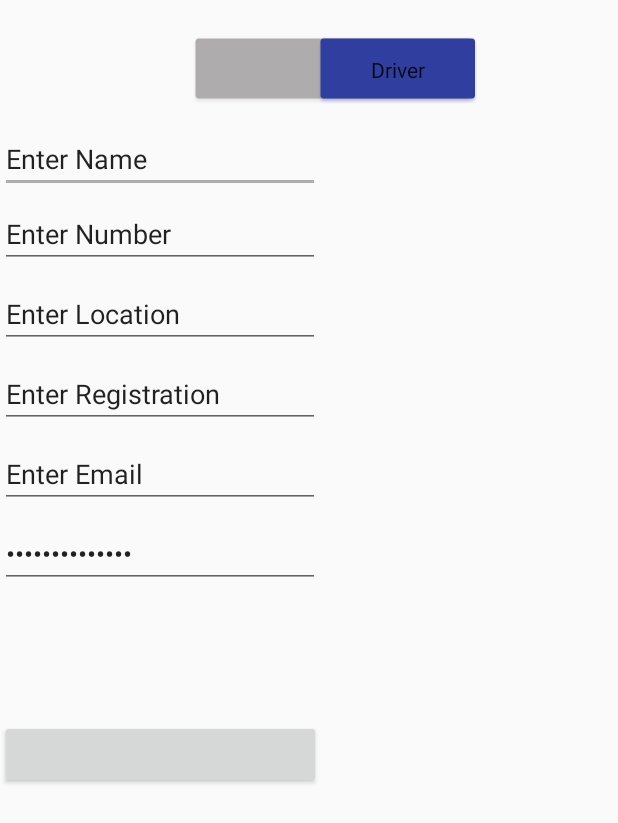
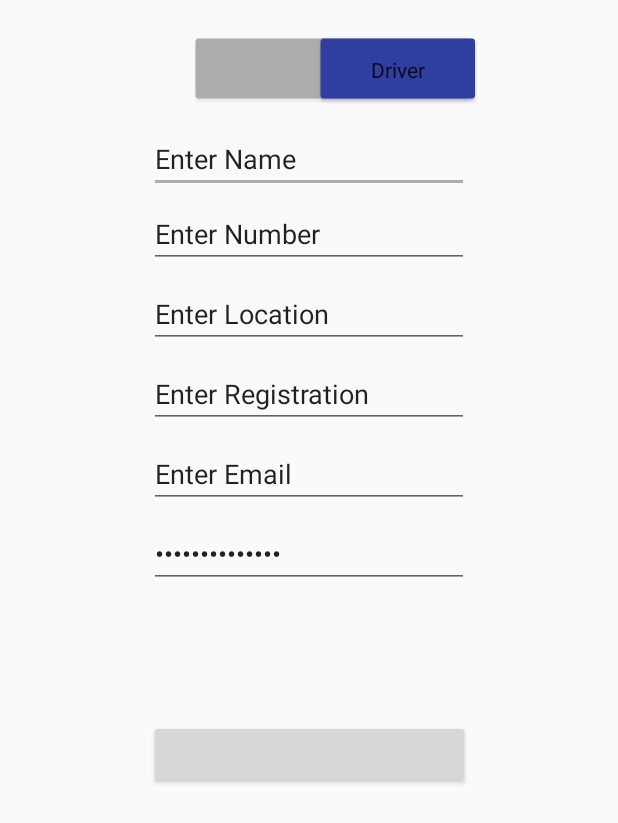
Before and after one commit to mhamwala/EnterpriseDonut, an Android app: the sign_up_driver screen opened directly, with no data from a screen before it, after a tap on an icon or button, on a phone screen of 412 x 824 dp. Shown: the top 823 px of the screen. Run offline under Robolectric (Android 15) with nearby library versions, the phone set to English and light mode, and no system bars; our stand-ins replace Firebase (no records; nobody signed in at launch, a user with empty details on screens opened directly).

Commit message:
Changed User Values
Phone number is now a string so leading zeroes are kept, boolean introduced to decide whether a user is a driver or not.

```diff
--- a/app/src/main/java/uk/ac/tees/q5113445live/enterpriseproject2/User.java
+++ b/app/src/main/java/uk/ac/tees/q5113445live/enterpriseproject2/User.java
@@ -12,47 +12,52 @@ public class User
     String regNumber;
     boolean driver = false;
 
-    double number;
+    String number;
 
-    public double getNumber() {
-        return number;
-    }
 
-    public void setNumber(double number) {
-        this.number = number;
-    }
+
 
     User()
     {
         name = "";
         email = "";
         location ="";
-        number = 0;
+        number = "";
         regNumber = "";
     }
-    User(String n, String e, String l,  int num)
+    User(String n, String e, String l,  String num)
     {
         name= n;
-        email =e;
+        email = e;
         location = l;
         number = num;
         regNumber = "";
         driver = false;
     }
-    User(String n, String e, String l,  int num, String reg)
+    User(String n, String e, String l,  String num, String reg)
     {
         name= n;
-        email =e;
+        email = e;
         location = l;
         number = num;
         regNumber = reg;
         driver = true;
     }
 
+    public String getNumber()
+    {
+        return number;
+    }
+
+    public void setNumber(String number)
+    {
+        this.number = number;
+    }
     public String getRegNumber()
     {
         return regNumber;
     }
+
 
     public void setRegNumber(String regNumber)
     {
--- a/app/src/main/java/uk/ac/tees/q5113445live/enterpriseproject2/sign_up_driver.java
+++ b/app/src/main/java/uk/ac/tees/q5113445live/enterpriseproject2/sign_up_driver.java
@@ -68,13 +68,14 @@ public class sign_up_driver extends AppCompatActivity
                 {
                       try
                       {
-                          User user = new User();
-                          user.setEmail( emailEdit.getText().toString());
-                          user.setName(nameEdit.getText().toString());
-                          user.setLocation(locEdit.getText().toString());
-                          double number = Double.parseDouble(numEdit.getText().toString());
-                          user.setNumber(number);
-                          user.setRegNumber(regEdit.getText().toString());
+                          User user = new User
+                          (
+                              nameEdit.getText().toString(),
+                              emailEdit.getText().toString(),
+                              locEdit.getText().toString(),
+                              numEdit.getText().toString(),
+                              regEdit.getText().toString()
+                          );
                           String password = passEdit.getText().toString();
                           createAccount(user, password);
                       }
--- a/app/src/main/res/layout/activity_driver_sign_up.xml
+++ b/app/src/main/res/layout/activity_driver_sign_up.xml
@@ -10,36 +10,45 @@
         android:id="@+id/enterName"
         android:layout_width="wrap_content"
         android:layout_height="wrap_content"
+        android:layout_marginEnd="8dp"
+        android:layout_marginStart="8dp"
         android:layout_marginTop="8dp"
         android:ems="10"
         android:inputType="textPersonName"
         android:text="Enter Name"
+        app:layout_constraintEnd_toEndOf="parent"
+        app:layout_constraintStart_toStartOf="parent"
         app:layout_constraintTop_toBottomOf="@+id/userSwitch"
-        tools:layout_editor_absoluteX="99dp"
         tools:text="@string/full_name" />
 
     <EditText
         android:id="@+id/enterEmail"
         android:layout_width="wrap_content"
         android:layout_height="wrap_content"
+        android:layout_marginEnd="8dp"
+        android:layout_marginStart="8dp"
         android:layout_marginTop="8dp"
         android:ems="10"
         android:inputType="textEmailAddress"
         android:text="Enter Email"
+        app:layout_constraintEnd_toEndOf="parent"
+        app:layout_constraintStart_toStartOf="parent"
         app:layout_constraintTop_toBottomOf="@+id/enterReg"
-        tools:layout_editor_absoluteX="99dp"
         tools:text="@string/enter_email" />
 
     <EditText
         android:id="@+id/enterPass"
         android:layout_width="wrap_content"
         android:layout_height="wrap_content"
+        android:layout_marginEnd="8dp"
+        android:layout_marginStart="8dp"
         android:layout_marginTop="8dp"
         android:ems="10"
         android:inputType="textPassword"
         android:text="Enter Password"
+        app:layout_constraintEnd_toEndOf="parent"
+        app:layout_constraintStart_toStartOf="parent"
         app:layout_constraintTop_toBottomOf="@+id/enterEmail"
-        tools:layout_editor_absoluteX="99dp"
         tools:text="@string/enter_pass" />
 
     <Button
@@ -47,46 +56,59 @@
         android:layout_width="214dp"
         android:layout_height="46dp"
         android:layout_marginBottom="8dp"
+        android:layout_marginEnd="8dp"
+        android:layout_marginStart="8dp"
         android:layout_marginTop="40dp"
         app:layout_constraintBottom_toBottomOf="parent"
+        app:layout_constraintEnd_toEndOf="parent"
+        app:layout_constraintStart_toStartOf="parent"
         app:layout_constraintTop_toBottomOf="@+id/enterPass"
         app:layout_constraintVertical_bias="0.142"
-        tools:layout_editor_absoluteX="98dp"
         tools:text="@string/sign_up" />
 
     <EditText
         android:id="@+id/enterNumber"
         android:layout_width="wrap_content"
         android:layout_height="42dp"
+        android:layout_marginEnd="8dp"
+        android:layout_marginStart="8dp"
         android:layout_marginTop="8dp"
         android:ems="10"
-        android:inputType="number"
+        android:inputType="phone"
         android:text="Enter Number"
+        app:layout_constraintEnd_toEndOf="parent"
+        app:layout_constraintStart_toStartOf="parent"
         app:layout_constraintTop_toBottomOf="@+id/enterName"
-        tools:layout_editor_absoluteX="99dp"
         tools:text="@string/mobileNumber" />
 
     <EditText
         android:id="@+id/enterLoc"
         android:layout_width="wrap_content"
         android:layout_height="wrap_content"
+        android:layout_marginEnd="8dp"
+        android:layout_marginStart="8dp"
         android:layout_marginTop="8dp"
         android:ems="10"
         android:inputType="textPersonName"
         android:text="Enter Location"
+        app:layout_constraintEnd_toEndOf="parent"
+        app:layout_constraintStart_toStartOf="parent"
         app:layout_constraintTop_toBottomOf="@+id/enterNumber"
-        tools:layout_editor_absoluteX="99dp"
         tools:text="@string/location" />
+
     <EditText
         android:id="@+id/enterReg"
         android:layout_width="wrap_content"
         android:layout_height="wrap_content"
+        android:layout_marginEnd="8dp"
+        android:layout_marginStart="8dp"
         android:layout_marginTop="8dp"
         android:ems="10"
         android:inputType="textPersonName"
         android:text="Enter Registration"
+        app:layout_constraintEnd_toEndOf="parent"
+        app:layout_constraintStart_toStartOf="parent"
         app:layout_constraintTop_toBottomOf="@+id/enterLoc"
-        tools:layout_editor_absoluteX="99dp"
         tools:text="@string/location" />
 
     <Switch
```
Also changed, not shown: app/src/main/java/uk/ac/tees/q5113445live/enterpriseproject2/sign_up_user.java (+7 -6 lines), app/src/main/res/layout/activity_sign_up.xml (+15 -2 lines).
